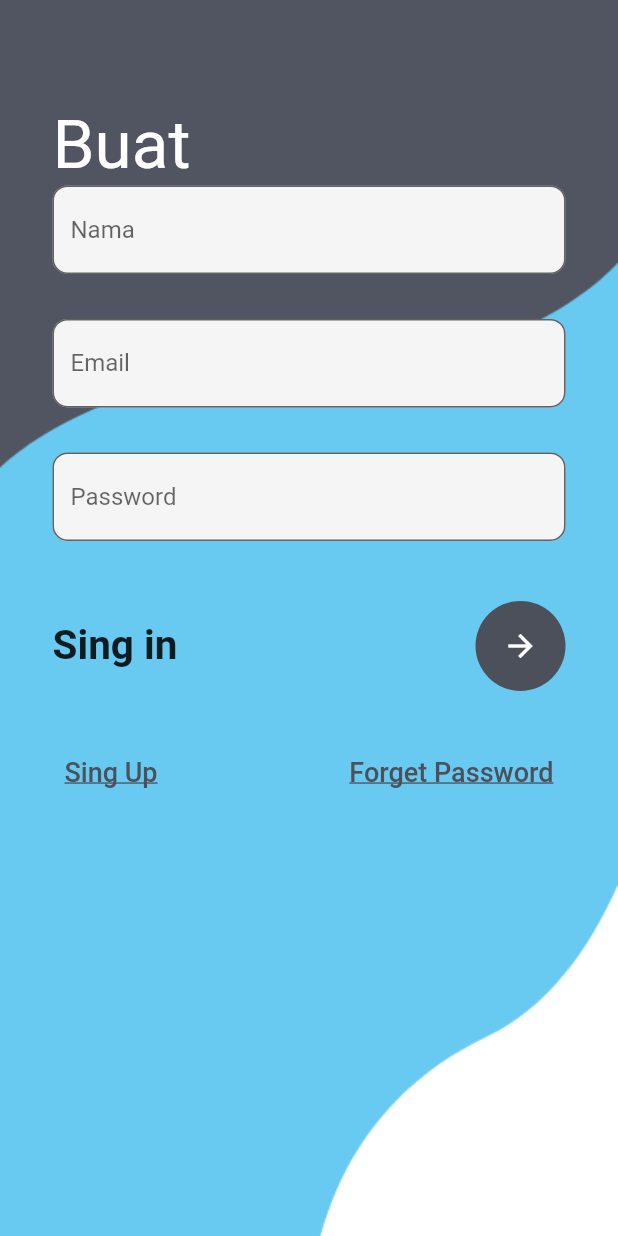
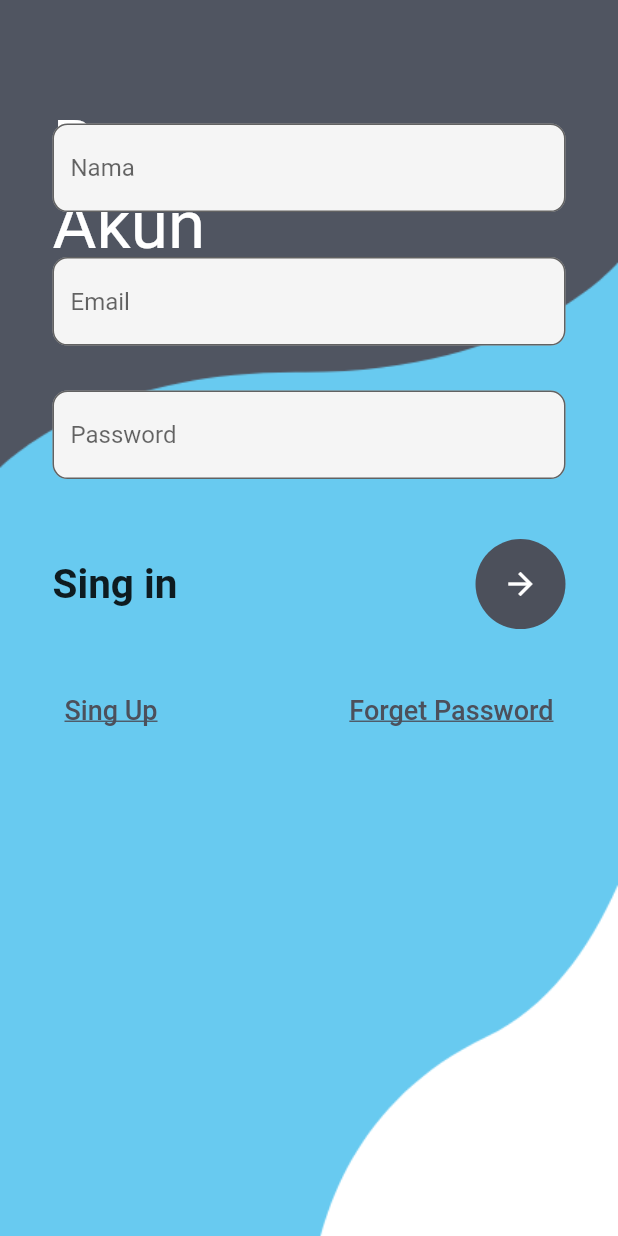
Before and after one commit to Politeknik-Banyuwangi/project-uas-project-uas-kel2-muhammad-royyan-aziz, a Flutter app: the MyRegister screen opened by its route, on a phone screen of 412 x 824 dp. Run offline on Flutter 3.47's test engine with Material 2 defaults, Android fonts, the phone set to English and light mode, and no system bars.

```diff
--- a/lib/register.dart
+++ b/lib/register.dart
@@ -25,7 +25,7 @@ class _MyRegisterState extends State<MyRegister> {
           ),
           SingleChildScrollView(
             child: Container(
-              padding: EdgeInsets.only(top: MediaQuery.of(context).size.height * 0.15, right: 35, left: 35),
+              padding: EdgeInsets.only(top: MediaQuery.of(context).size.height * 0.10, right: 35, left: 35),
               child: Column(
                 children: [
                   TextField(
```
Also changed, not shown: 1 other file.
